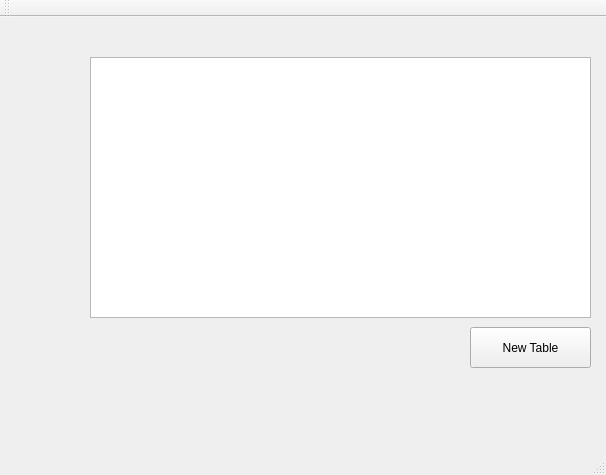
Old version of the form latexconvert.ui in the repository jodleif/latexconvert.
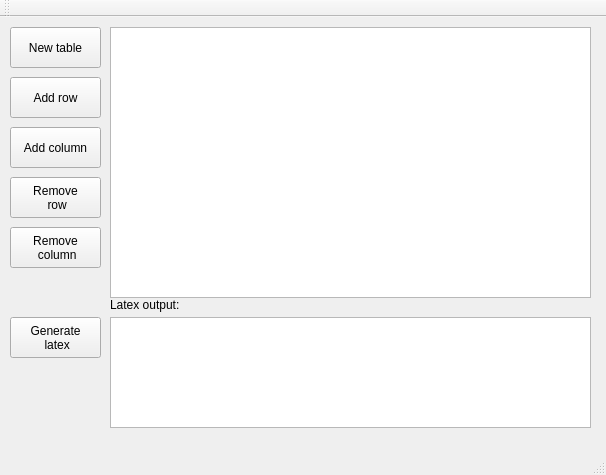
New version of the form.

What changed in the file:
```diff
--- a/latexconvert.ui
+++ b/latexconvert.ui
@@ -14,27 +14,124 @@
    <string>LatexConvert</string>
   </property>
   <widget class="QWidget" name="centralWidget">
-   <widget class="QTableWidget" name="tableWidget">
-    <property name="geometry">
-     <rect>
-      <x>90</x>
-      <y>40</y>
-      <width>501</width>
-      <height>261</height>
-     </rect>
-    </property>
-   </widget>
    <widget class="QPushButton" name="pushButton">
     <property name="geometry">
      <rect>
-      <x>470</x>
-      <y>310</y>
+      <x>10</x>
+      <y>10</y>
+      <width>91</width>
+      <height>41</height>
+     </rect>
+    </property>
+    <property name="text">
+     <string>New table</string>
+    </property>
+   </widget>
+   <widget class="QTableView" name="tableView">
+    <property name="geometry">
+     <rect>
+      <x>110</x>
+      <y>10</y>
+      <width>481</width>
+      <height>271</height>
+     </rect>
+    </property>
+    <property name="baseSize">
+     <size>
+      <width>5</width>
+      <height>5</height>
+     </size>
+    </property>
+   </widget>
+   <widget class="QPushButton" name="pushButton_2">
+    <property name="geometry">
+     <rect>
+      <x>10</x>
+      <y>300</y>
+      <width>91</width>
+      <height>41</height>
+     </rect>
+    </property>
+    <property name="text">
+     <string>Generate
+ latex</string>
+    </property>
+   </widget>
+   <widget class="QPlainTextEdit" name="plainTextEdit">
+    <property name="geometry">
+     <rect>
+      <x>110</x>
+      <y>300</y>
+      <width>481</width>
+      <height>111</height>
+     </rect>
+    </property>
+   </widget>
+   <widget class="QLabel" name="label">
+    <property name="geometry">
+     <rect>
+      <x>110</x>
+      <y>280</y>
       <width>121</width>
+      <height>16</height>
+     </rect>
+    </property>
+    <property name="text">
+     <string>Latex output:</string>
+    </property>
+   </widget>
+   <widget class="QPushButton" name="add_row_button">
+    <property name="geometry">
+     <rect>
+      <x>10</x>
+      <y>60</y>
+      <width>91</width>
       <height>41</height>
      </rect>
     </property>
     <property name="text">
-     <string>New Table</string>
+     <string>Add row</string>
+    </property>
+   </widget>
+   <widget class="QPushButton" name="add_column_button">
+    <property name="geometry">
+     <rect>
+      <x>10</x>
+      <y>110</y>
+      <width>91</width>
+      <height>41</height>
+     </rect>
+    </property>
+    <property name="text">
+     <string>Add column</string>
+    </property>
+   </widget>
+   <widget class="QPushButton" name="remove_row_button">
+    <property name="geometry">
+     <rect>
+      <x>10</x>
+      <y>160</y>
+      <width>91</width>
+      <height>41</height>
+     </rect>
+    </property>
+    <property name="text">
+     <string>Remove
+ row</string>
+    </property>
+   </widget>
+   <widget class="QPushButton" name="remove_column_button">
+    <property name="geometry">
+     <rect>
+      <x>10</x>
+      <y>210</y>
+      <width>91</width>
+      <height>41</height>
+     </rect>
+    </property>
+    <property name="text">
+     <string>Remove
+ column</string>
     </property>
    </widget>
   </widget>
```
